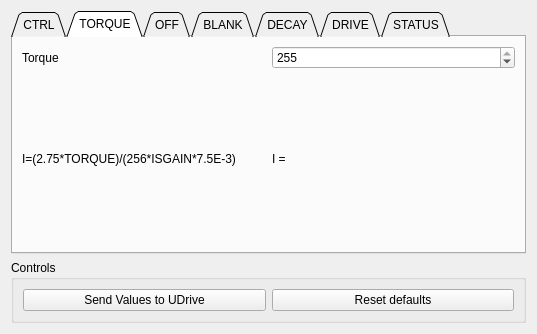
First picture: the form in GUI Files/Motor_Driver_Settings.ui, repository newmanjoel/UDrive, before the edit.
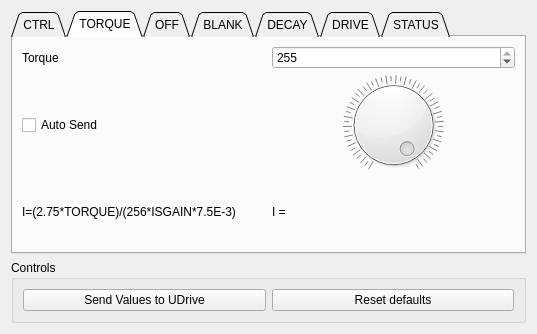
Second picture: the form after the edit. The open tabs and pages were chosen to show the change.

The edit to the form file:
```diff
--- a/GUI Files/Motor_Driver_Settings.ui
+++ b/GUI Files/Motor_Driver_Settings.ui
@@ -23,7 +23,7 @@
       <enum>QTabWidget::Triangular</enum>
      </property>
      <property name="currentIndex">
-      <number>6</number>
+      <number>1</number>
      </property>
      <widget class="QWidget" name="tab">
       <attribute name="title">
@@ -126,6 +126,16 @@
        <string>TORQUE</string>
       </attribute>
       <layout class="QGridLayout" name="gridLayout">
+       <item row="0" column="1">
+        <widget class="QSpinBox" name="spinBox">
+         <property name="maximum">
+          <number>255</number>
+         </property>
+         <property name="value">
+          <number>255</number>
+         </property>
+        </widget>
+       </item>
        <item row="0" column="0">
         <widget class="QLabel" name="label_4">
          <property name="text">
@@ -133,27 +143,40 @@
          </property>
         </widget>
        </item>
-       <item row="1" column="1">
+       <item row="2" column="1">
         <widget class="QLabel" name="label_6">
          <property name="text">
           <string>I = </string>
          </property>
         </widget>
        </item>
-       <item row="1" column="0">
+       <item row="2" column="0">
         <widget class="QLabel" name="label_5">
          <property name="text">
           <string>I=(2.75*TORQUE)/(256*ISGAIN*7.5E-3)</string>
          </property>
         </widget>
        </item>
-       <item row="0" column="1">
-        <widget class="QSpinBox" name="spinBox">
+       <item row="1" column="1">
+        <widget class="QDial" name="dial">
          <property name="maximum">
           <number>255</number>
          </property>
          <property name="value">
           <number>255</number>
+         </property>
+         <property name="notchTarget">
+          <double>5.000000000000000</double>
+         </property>
+         <property name="notchesVisible">
+          <bool>true</bool>
+         </property>
+        </widget>
+       </item>
+       <item row="1" column="0">
+        <widget class="QCheckBox" name="checkBox">
+         <property name="text">
+          <string>Auto Send</string>
          </property>
         </widget>
        </item>
```
Left out of the diff: 35 changed lines with no effect on the pictures.
